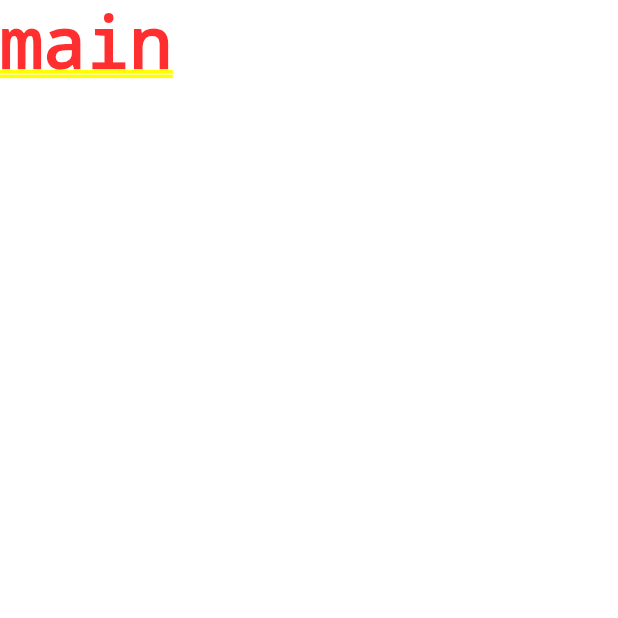
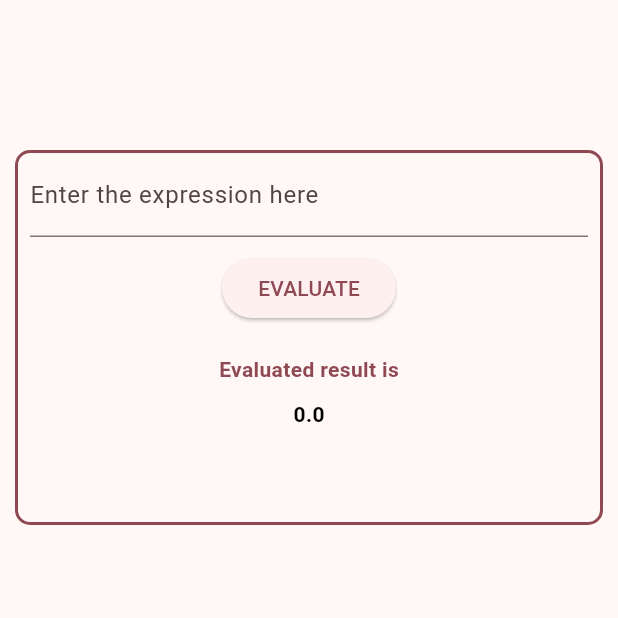
Before and after one commit to swaroopa-msil/flutter_training, a Flutter app: the screen it shows after launch, on a phone screen of 412 x 824 dp, the top half of it. Run offline on Flutter 3.47's test engine with Material 3 defaults, Android fonts, the phone set to English and light mode, and no system bars.

Commit message:
mathematical expression evaluation

```diff
--- /dev/null
+++ b/lib/expression_evaluator_screen.dart
@@ -0,0 +1,74 @@
+import 'package:flutter/material.dart';
+import 'package:march09/utils/evaluate_mixin.dart';
+import 'package:march09/utils/evaluation_utils.dart';
+class ExpressionEvaluatorScreen extends StatefulWidget{
+  const ExpressionEvaluatorScreen({super.key});
+
+  @override
+  State<ExpressionEvaluatorScreen> createState() => _ExpressionEvaluatorScreenState();
+}
+
+class _ExpressionEvaluatorScreenState extends State<ExpressionEvaluatorScreen>  with ExpressionValidation{
+  final _formKey = GlobalKey<FormState>();
+  final _expEvalController = TextEditingController();
+  double result = 0;
+
+  @override
+  Widget build(BuildContext context) {
+    return Scaffold(
+      body: Padding(
+        padding: const EdgeInsets.only(left: 10,right: 10,top: 100),
+        child: Container(
+          width: double.infinity,
+          height: 250,
+          decoration: BoxDecoration(
+            border: Border.all(width: 2,color: Theme.of(context).colorScheme.primary),
+                borderRadius: BorderRadius.circular(10)
+          ),
+          child: Center(
+            child: Form(
+                key: _formKey,
+                  child: Column(
+                    children: [
+                      Padding(
+                        padding: const EdgeInsets.only(left: 8,right: 8),
+                        child: TextFormField(
+                          controller: _expEvalController,
+                          decoration: const InputDecoration(
+                              labelText: 'Enter the expression here'
+                          ),
+                          validator: (value){
+                            if (value == null || value.isEmpty) {
+                              return 'Please enter valid expression';
+                            }else if(hasInvalidOperator(value) || !containsDigit(value)){
+                              return 'Please enter valid expression';
+                            }
+                            return null;
+                          },
+                        ),
+                      ),
+                      const SizedBox(height: 10),
+                      ElevatedButton(onPressed: (){
+                        if(_formKey.currentState?.validate() == true){
+                          final ob =ExpEvaluator();
+                          setState(() {
+                            result = ob.evaluateExpression(_expEvalController.text);
+                          });
+                          _expEvalController.clear();
+                        }
+
+                      }, child: const Text('EVALUATE')),
+                      const SizedBox(height: 20),
+                       Text('Evaluated result is',style: TextStyle(color: Theme.of(context).colorScheme.primary,fontWeight: FontWeight.bold)),
+                      const SizedBox(height: 10),
+                       Text(result.toString(),style: const TextStyle(color: Colors.black,fontWeight: FontWeight.bold)),
+                    ],
+                  )
+              ),
+          ),
+        ),
+      ),
+
+    );
+  }
+}
--- a/lib/main.dart
+++ b/lib/main.dart
@@ -1,18 +1,16 @@
 import 'package:flutter/material.dart';
-import 'package:google_fonts/google_fonts.dart';
-import 'package:flutter_riverpod/flutter_riverpod.dart';
+
+import 'expression_evaluator_screen.dart';
 
 final theme = ThemeData(
   useMaterial3: true,
   colorScheme: ColorScheme.fromSeed(
-    brightness: Brightness.dark,
-    seedColor: const Color.fromARGB(255, 131, 57, 0),
+    seedColor: const Color.fromARGB(255, 87, 24, 35),
   ),
-  textTheme: GoogleFonts.latoTextTheme(),
 );
 
 void main() {
-  runApp(const ProviderScope(child: App()));
+  runApp(const App());
 }
 
 class App extends StatelessWidget {
@@ -20,6 +18,6 @@ class App extends StatelessWidget {
 
   @override
   Widget build(BuildContext context) {
-    return MaterialApp(theme: theme, home: const Text("main"));
+    return MaterialApp(theme: theme, home: const ExpressionEvaluatorScreen());
   }
 }
--- /dev/null
+++ b/lib/utils/evaluate_mixin.dart
@@ -0,0 +1,14 @@
+mixin ExpressionValidation{
+
+  bool hasInvalidOperator(String expression) {
+    final RegExp invalidOperatorRegex = RegExp(r'[^0-9\+\-\*\/\^\(\)\s]');
+    return invalidOperatorRegex.hasMatch(expression);
+  }
+
+
+  bool containsDigit(String expression) {
+    final RegExp digitRegex = RegExp(r'\d');
+    return digitRegex.hasMatch(expression);
+  }
+
+}
--- /dev/null
+++ b/lib/utils/stack_structure.dart
@@ -0,0 +1,22 @@
+class Stack<T>{
+  final List<T> _stack = [];
+
+  bool get isStackEmpty => _stack.isEmpty;
+  int get stackSize => _stack.length;
+
+  void push(T element){
+    _stack.add(element);
+  }
+
+  T pop(){
+    return _stack.removeLast();
+  }
+  T peek(){
+    return _stack.last;
+  }
+  @override
+  String toString(){
+    return _stack.toString();
+  }
+
+}
--- a/pubspec.yaml
+++ b/pubspec.yaml
@@ -35,9 +35,6 @@ dependencies:
   # The following adds the Cupertino Icons font to your application.
   # Use with the CupertinoIcons class for iOS style icons.
   cupertino_icons: ^1.0.6
-  google_fonts: ^6.2.1
-  transparent_image: ^2.0.1
-  flutter_riverpod: ^2.5.1
 
 dev_dependencies:
   flutter_test:
```
Also changed, not shown: lib/utils/evaluation_utils.dart (added, +115 -0 lines), pubspec.lock, 1 other file.
